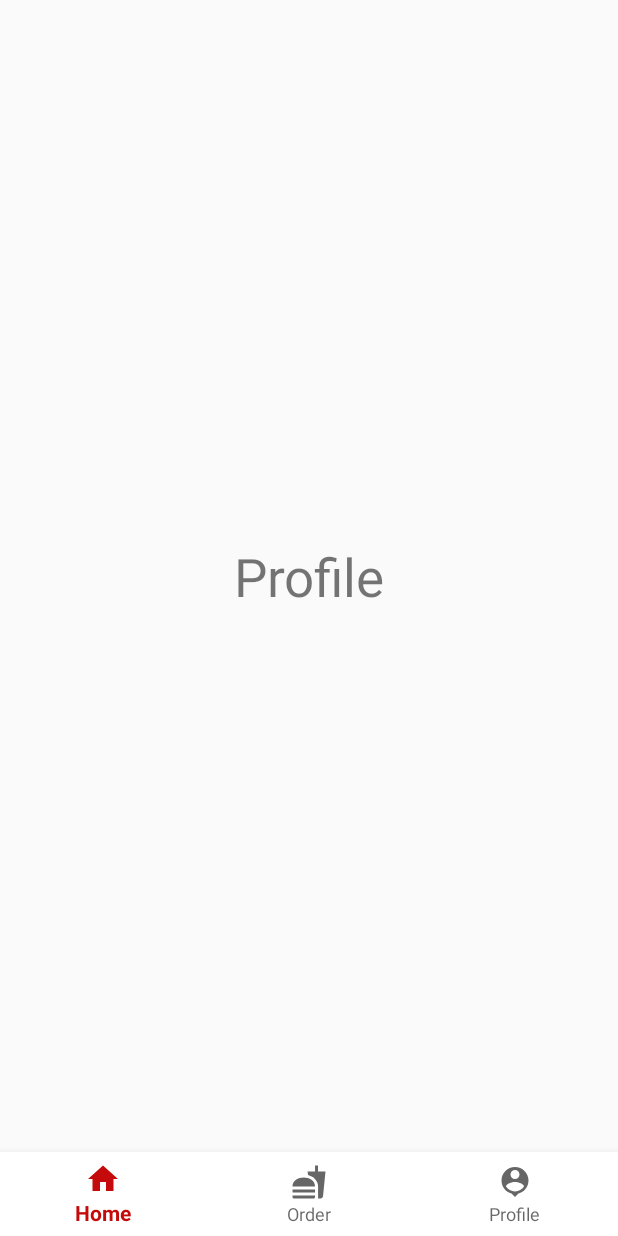
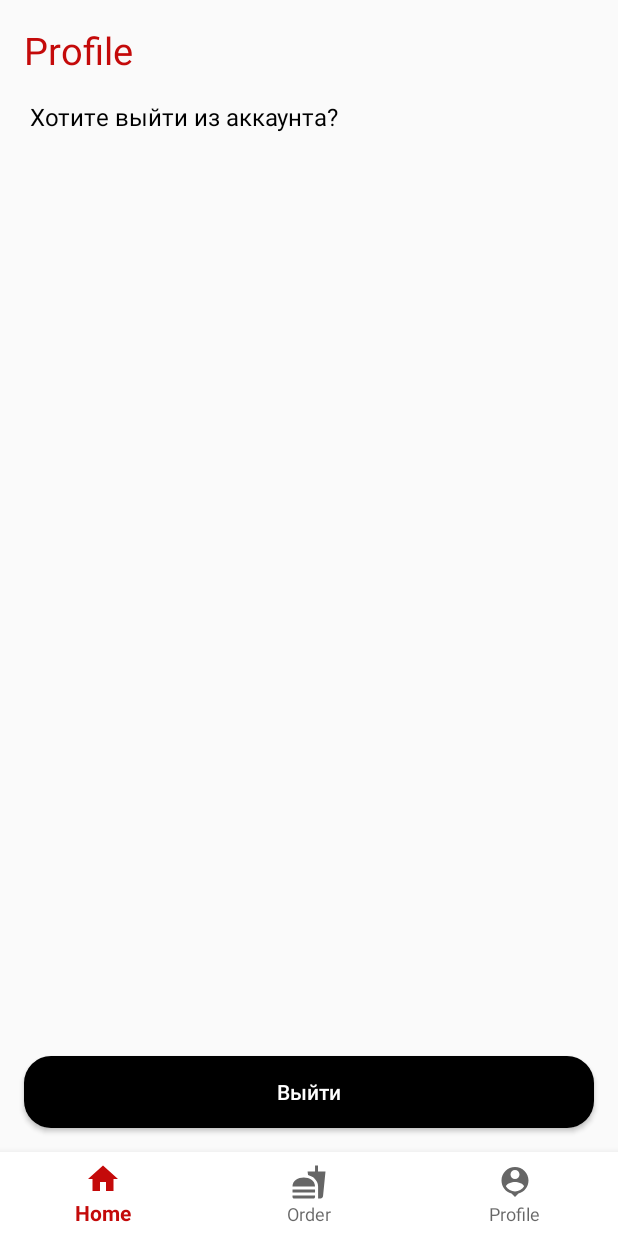
Before and after one commit to Zigfruid/Cafe-appMenu, an Android app: the fragment ProfileFragment placed in its activity, on a phone screen of 412 x 824 dp. Run offline under Robolectric (Android 15) with nearby library versions, the phone set to English and light mode, and no system bars; our stand-ins replace Firebase (no records; nobody signed in at launch, a user with empty details on screens opened directly), Room's generated code.

Commit message:
singUp was done

```diff
--- a/app/src/main/AndroidManifest.xml
+++ b/app/src/main/AndroidManifest.xml
@@ -9,7 +9,8 @@
         android:roundIcon="@mipmap/ic_launcher_round"
         android:supportsRtl="true"
         android:theme="@style/AppTheme">
-        <activity android:name=".ui.DetailActivity"></activity>
+        <activity android:name=".ui.RegisterActivity"></activity>
+        <activity android:name=".ui.DetailActivity" />
         <activity android:name=".ui.MenuActivity" />
         <activity android:name=".ui.SignInActivity" />
         <activity android:name=".ui.MainActivity">
--- a/app/src/main/java/com/example/fastfood/Fragments/ProfileFragment.kt
+++ b/app/src/main/java/com/example/fastfood/Fragments/ProfileFragment.kt
@@ -1,7 +1,39 @@
 package com.example.fastfood.Fragments
 
+import android.content.Intent
+import android.os.Bundle
+import android.view.View
 import androidx.fragment.app.Fragment
 import com.example.fastfood.R
+import com.example.fastfood.data.ModelCafee.MenuClickListener
+import com.example.fastfood.data.User
+import com.example.fastfood.ui.MenuActivity
+import com.example.fastfood.ui.SignInActivity
+import com.google.firebase.auth.FirebaseAuth
+import com.google.firebase.database.FirebaseDatabase
+import kotlinx.android.synthetic.main.activity_register.*
+import kotlinx.android.synthetic.main.profile_fragment.*
 
-class ProfileFragment: Fragment(R.layout.profile_fragment) {
+class ProfileFragment: Fragment(R.layout.profile_fragment){
+
+    private val mAuth = FirebaseAuth.getInstance()
+    override fun onViewCreated(view: View, savedInstanceState: Bundle?) {
+        super.onViewCreated(view, savedInstanceState)
+
+        btnQuitAccount.setOnClickListener {
+            mAuth.signOut()
+            val intent = Intent(requireContext(), SignInActivity::class.java)
+            startActivity(intent)
+
+        }
+
+    }
+
+//        private fun getCurrentUser(){
+//        val uid = FirebaseAuth.getInstance().uid ?: " "
+//        val ref = FirebaseDatabase.getInstance().getReference("/users/$uid")
+//        val user = User(uid, etRegisterSurname.text.toString())
+//        ref.setValue(user)
+//    }
+
 }
--- /dev/null
+++ b/app/src/main/java/com/example/fastfood/data/User.kt
@@ -0,0 +1,3 @@
+package com.example.fastfood.data
+
+class User (val uid : String, val username:String)
--- a/app/src/main/java/com/example/fastfood/ui/MenuActivity.kt
+++ b/app/src/main/java/com/example/fastfood/ui/MenuActivity.kt
@@ -9,9 +9,10 @@ import com.example.fastfood.Fragments.OrderFragment
 import com.example.fastfood.Fragments.ProfileFragment
 import com.example.fastfood.MenuRecycleFragment.FragmentMenu
 import com.example.fastfood.R
+import com.example.fastfood.data.ModelCafee.MenuClickListener
 import kotlinx.android.synthetic.main.main_menu.*
 
-class MenuActivity : AppCompatActivity() {
+class MenuActivity : AppCompatActivity(){
 
     override fun onCreate(savedInstanceState: Bundle?) {
         super.onCreate(savedInstanceState)
@@ -43,4 +44,5 @@ class MenuActivity : AppCompatActivity() {
     }
 
 
+
 }
--- a/app/src/main/res/layout/profile_fragment.xml
+++ b/app/src/main/res/layout/profile_fragment.xml
@@ -5,13 +5,42 @@
     xmlns:app="http://schemas.android.com/apk/res-auto">
 
     <TextView
+        android:id="@+id/titleProfile"
         android:layout_width="wrap_content"
         android:layout_height="wrap_content"
         app:layout_constraintTop_toTopOf="parent"
-        app:layout_constraintEnd_toEndOf="parent"
+        app:layout_constraintStart_toStartOf="parent"
+        android:layout_margin="16dp"
+        android:text="Profile"
+        android:textColor="@color/redStroke"
+        android:textSize="25sp"/>
+
+    <TextView
+        android:id="@+id/tvUserName"
+        android:layout_width="wrap_content"
+        android:layout_height="wrap_content"
+        app:layout_constraintTop_toBottomOf="@id/titleProfile"
+        android:text="Хотите выйти из аккаунта?"
+        android:textSize="16sp"
+        android:textColor="@android:color/black"
+        android:layout_marginStart="20dp"
+        app:layout_constraintStart_toStartOf="parent"
+        android:layout_marginTop="16dp"/>
+
+    <Button
+        android:id="@+id/btnQuitAccount"
+        android:layout_width="match_parent"
+        android:layout_height="wrap_content"
+        android:background="@drawable/back_cost"
+        android:text="Выйти"
+        android:textColor="@android:color/white"
+        android:textAllCaps="false"
+        android:layout_marginStart="16dp"
+        android:layout_marginEnd="16dp"
+        android:layout_marginBottom="16dp"
         app:layout_constraintBottom_toBottomOf="parent"
         app:layout_constraintStart_toStartOf="parent"
-        android:text="Profile"
-        android:textSize="35sp"/>
+        app:layout_constraintEnd_toEndOf="parent"
+/>
 
 </androidx.constraintlayout.widget.ConstraintLayout>
--- a/build.gradle
+++ b/build.gradle
@@ -8,6 +8,7 @@ buildscript {
     dependencies {
         classpath "com.android.tools.build:gradle:4.0.0"
         classpath "org.jetbrains.kotlin:kotlin-gradle-plugin:$kotlin_version"
+        classpath 'com.google.gms:google-services:4.2.0'
 
         // NOTE: Do not place your application dependencies here; they belong
         // in the individual module build.gradle files
```
Also changed, not shown: app/build.gradle (+4 -4 lines), app/src/main/java/com/example/fastfood/ui/RegisterActivity.kt (added, +62 -0 lines), app/src/main/java/com/example/fastfood/ui/SignInActivity.kt (+55 -5 lines), app/src/main/res/layout/activity_register.xml (added, +165 -0 lines), app/src/main/res/layout/activity_sign_in.xml (+23 -0 lines), app/src/main/res/drawable-hdpi/registed.png (added), app/src/main/res/drawable-ldpi/registed.png (added), app/src/main/res/drawable-mdpi/registed.png (added), app/src/main/res/drawable-xhdpi/registed.png (added), app/src/main/res/drawable-xxhdpi/registed.png (added), app/src/main/res/drawable-xxxhdpi/registed.png (added), 1 other file.
